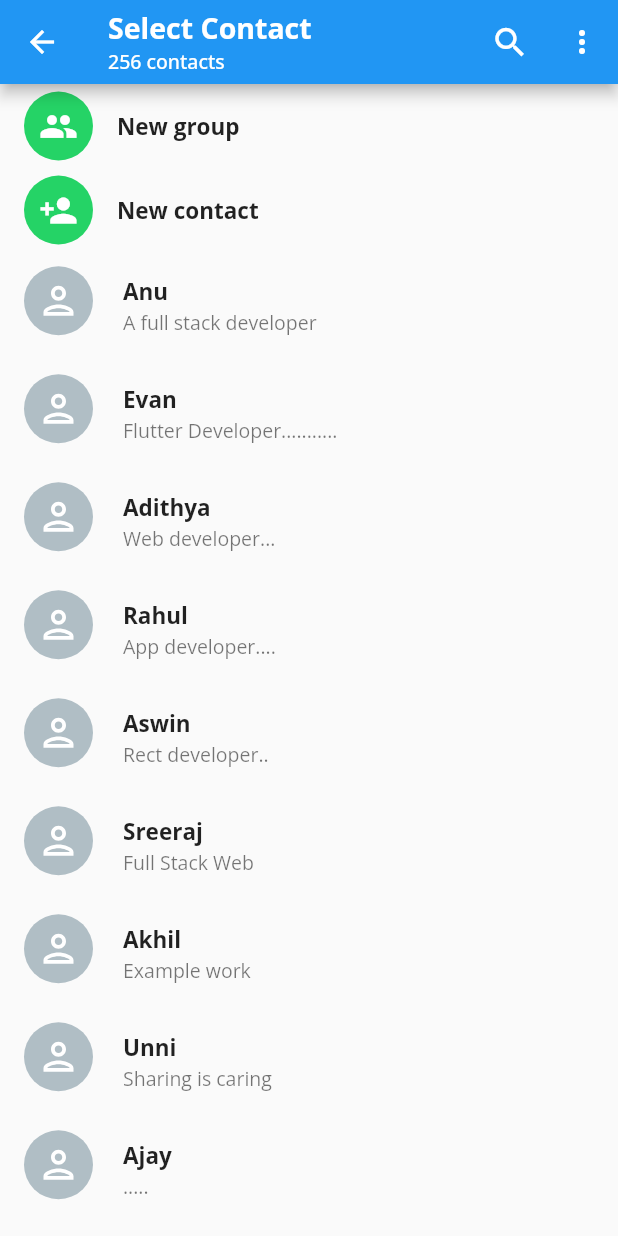
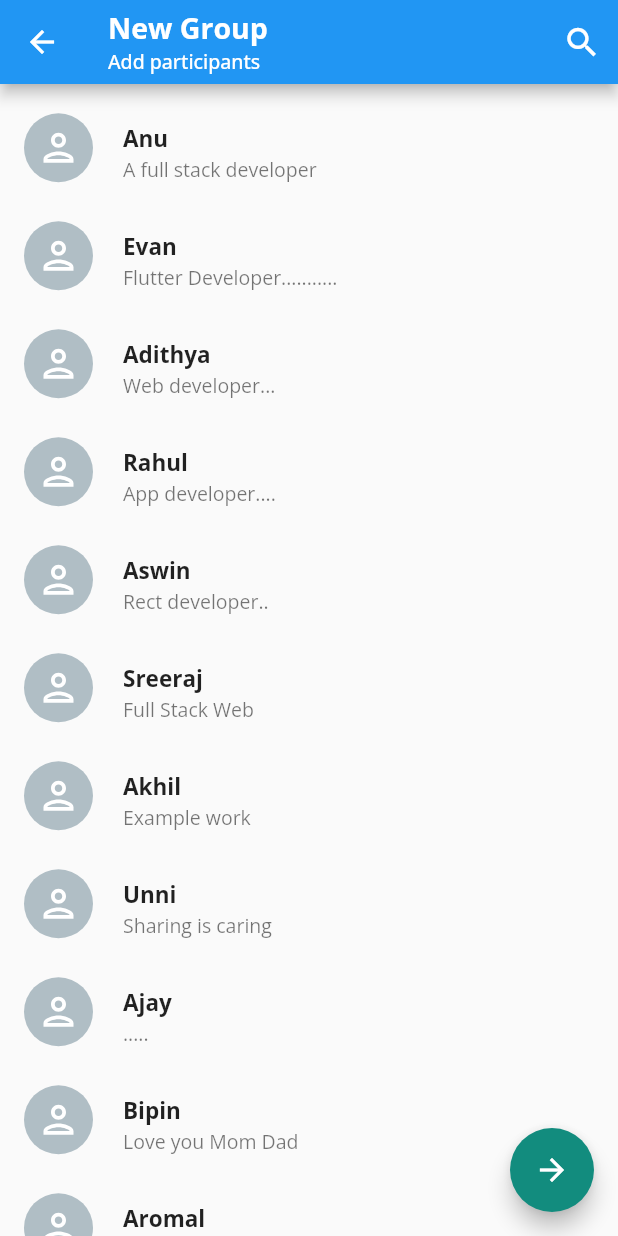
Before and after one commit to Sooraj-s-98/WhatsAppClone, a Flutter app: the SelectContact screen opened directly, after a tap on "New group", on a phone screen of 412 x 824 dp. Run offline on Flutter 3.47's test engine with Material 2 defaults, Android fonts, the phone set to English and light mode, and no system bars; our stand-ins replace flutter_svg; missing offline and left inert: emoji_picker.

Commit message:
new group ui added

```diff
--- /dev/null
+++ b/lib/screens/CreateGroup.dart
@@ -0,0 +1,130 @@
+import 'package:flutter/material.dart';
+import 'package:firstapp/CustomUI/ContactCard.dart';
+import 'package:firstapp/CustomUI/ButtonCard.dart';
+import 'package:firstapp/CustomUI/AvtarCard.dart';
+import 'package:firstapp/Models/ChatModel.dart';
+
+class CreateGroup extends StatefulWidget {
+  CreateGroup({Key? key}) : super(key: key);
+
+  @override
+  _CreateGroupState createState() => _CreateGroupState();
+}
+
+class _CreateGroupState extends State<CreateGroup> {
+  List<ChatModel> contacts = [
+    ChatModel(name: "Anu", status: "A full stack developer"),
+    ChatModel(name: "Evan", status: "Flutter Developer..........."),
+    ChatModel(name: "Adithya", status: "Web developer..."),
+    ChatModel(name: "Rahul", status: "App developer...."),
+    ChatModel(name: "Aswin", status: "Rect developer.."),
+    ChatModel(name: "Sreeraj", status: "Full Stack Web"),
+    ChatModel(name: "Akhil", status: "Example work"),
+    ChatModel(name: "Unni", status: "Sharing is caring"),
+    ChatModel(name: "Ajay", status: "....."),
+    ChatModel(name: "Bipin", status: "Love you Mom Dad"),
+    ChatModel(name: "Aromal", status: "I find the bugs"),
+  ];
+
+  List<ChatModel> groupmember = [];
+  @override
+  Widget build(BuildContext context) {
+    return Scaffold(
+        appBar: AppBar(
+          title: Column(
+            mainAxisAlignment: MainAxisAlignment.start,
+            crossAxisAlignment: CrossAxisAlignment.start,
+            children: [
+              Text(
+                "New Group",
+                style: TextStyle(
+                  fontSize: 19,
+                  fontWeight: FontWeight.bold,
+                ),
+              ),
+              Text(
+                "Add participants",
+                style: TextStyle(
+                  fontSize: 13,
+                ),
+              )
+            ],
+          ),
+          actions: [
+            IconButton(
+                icon: Icon(
+                  Icons.search,
+                  size: 26,
+                ),
+                onPressed: () {}),
+          ],
+        ),
+        floatingActionButton: FloatingActionButton(
+            backgroundColor: Color(0xFF128C7E),
+            onPressed: () {},
+            child: Icon(Icons.arrow_forward)),
+        body: Stack(
+          children: [
+            ListView.builder(
+                itemCount: contacts.length + 1,
+                itemBuilder: (context, index) {
+                  if (index == 0) {
+                    return Container(
+                      height: groupmember.length > 0 ? 90 : 10,
+                    );
+                  }
+                  return InkWell(
+                    onTap: () {
+                      setState(() {
+                        if (contacts[index - 1].select == true) {
+                          groupmember.remove(contacts[index - 1]);
+                          contacts[index - 1].select = false;
+                        } else {
+                          groupmember.add(contacts[index - 1]);
+                          contacts[index - 1].select = true;
+                        }
+                      });
+                    },
+                    child: ContactCard(
+                      contact: contacts[index - 1],
+                    ),
+                  );
+                }),
+            groupmember.length > 0
+                ? Align(
+                    child: Column(
+                      children: [
+                        Container(
+                          height: 80,
+                          color: Colors.white,
+                          child: ListView.builder(
+                              scrollDirection: Axis.horizontal,
+                              itemCount: contacts.length,
+                              itemBuilder: (context, index) {
+                                if (contacts[index].select == true)
+                                  return InkWell(
+                                    onTap: () {
+                                      setState(() {
+                                        groupmember.remove(contacts[index]);
+                                        contacts[index].select = false;
+                                      });
+                                    },
+                                    child: AvatarCard(
+                                      chatModel: contacts[index],
+                                    ),
+                                  );
+                                return Container();
+                              }),
+                        ),
+                        Divider(
+                          thickness: 1,
+                        ),
+                      ],
+                    ),
+                    alignment: Alignment.topCenter,
+                  )
+                : Container(),
+          ],
+        ));
+  }
+}
--- a/lib/screens/SelectContact.dart
+++ b/lib/screens/SelectContact.dart
@@ -2,6 +2,7 @@ import 'package:flutter/material.dart';
 import 'package:firstapp/CustomUI/ContactCard.dart';
 import 'package:firstapp/CustomUI/ButtonCard.dart';
 import 'package:firstapp/Models/ChatModel.dart';
+import 'package:firstapp/screens/CreateGroup.dart';
 
 class SelectContact extends StatefulWidget {
   const SelectContact({Key? key}) : super(key: key);
@@ -33,14 +34,14 @@ class _SelectContactState extends State<SelectContact> {
             crossAxisAlignment: CrossAxisAlignment.start,
             children: [
               Text(
-                "Select Contact",
+                "New Group",
                 style: TextStyle(
                   fontSize: 19,
                   fontWeight: FontWeight.bold,
                 ),
               ),
               Text(
-                "256 contacts",
+                "Add participants",
                 style: TextStyle(
                   fontSize: 13,
                 ),
@@ -54,32 +55,6 @@ class _SelectContactState extends State<SelectContact> {
                   size: 26,
                 ),
                 onPressed: () {}),
-            PopupMenuButton<String>(
-              padding: EdgeInsets.all(0),
-              onSelected: (value) {
-                print(value);
-              },
-              itemBuilder: (BuildContext contesxt) {
-                return [
-                  PopupMenuItem(
-                    child: Text("Invite a friend"),
-                    value: "Invite a friend",
-                  ),
-                  PopupMenuItem(
-                    child: Text("Contacts"),
-                    value: "Contacts",
-                  ),
-                  PopupMenuItem(
-                    child: Text("Refresh"),
-                    value: "Refresh",
-                  ),
-                  PopupMenuItem(
-                    child: Text("Help"),
-                    value: "Help",
-                  ),
-                ];
-              },
-            ),
           ],
         ),
         body: ListView.builder(
@@ -87,7 +62,10 @@ class _SelectContactState extends State<SelectContact> {
             itemBuilder: (context, index) {
               if (index == 0) {
                 return InkWell(
-                  onTap: () {},
+                  onTap: () {
+                    Navigator.push(context,
+                        MaterialPageRoute(builder: (builder) => CreateGroup()));
+                  },
                   child: ButtonCard(
                     icon: Icons.group,
                     name: "New group",
```
Also changed, not shown: lib/CustomUI/AvtarCard.dart (added, +56 -0 lines).
